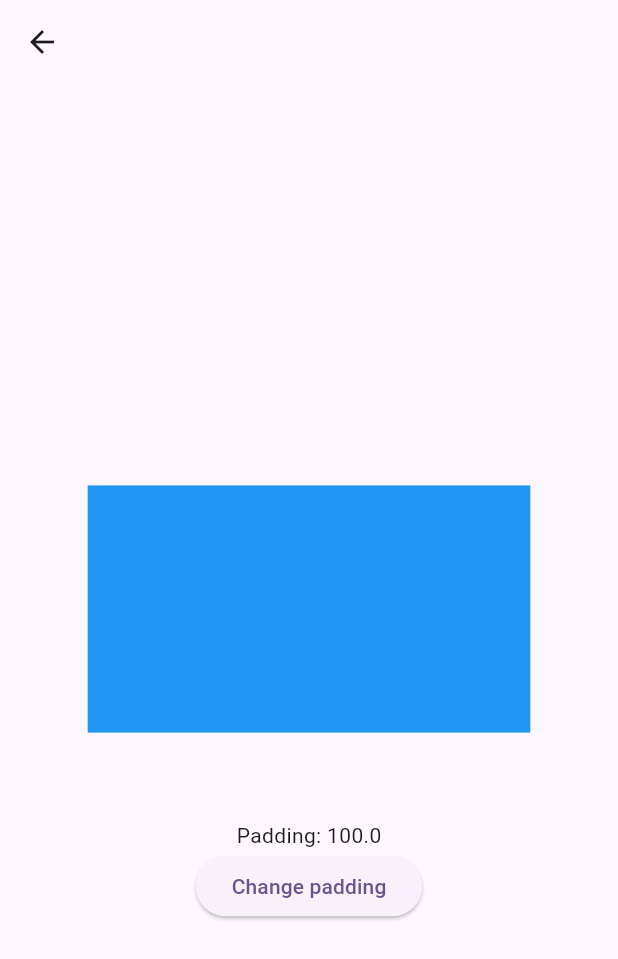
After one commit to OlehChornyi/animations_flutter, a Flutter app: the AnimatedPaddingExample screen opened directly, after a tap on "Change padding", on a phone screen of 412 x 824 dp. The commit adds this screen. Shown: the top 959 px of the screen. Run offline on Flutter 3.47's test engine with Material 3 defaults, Android fonts, the phone set to English and light mode, and no system bars.

Commit message:
7th: animated padding

```diff
--- /dev/null
+++ b/lib/implicit_animations/7_animated_padding.dart
@@ -0,0 +1,49 @@
+import 'package:flutter/material.dart';
+
+//ANIMATED PADDING
+
+class AnimatedPaddingExample extends StatefulWidget {
+  const AnimatedPaddingExample({super.key});
+
+  @override
+  State<AnimatedPaddingExample> createState() => _AnimatedPaddingExampleState();
+}
+
+class _AnimatedPaddingExampleState extends State<AnimatedPaddingExample> {
+  double padValue = 0.0;
+
+  void _updatePadding(double value) {
+    setState(() {
+      padValue = value;
+    });
+  }
+
+  @override
+  Widget build(BuildContext context) {
+    return Scaffold(
+      appBar: AppBar(),
+      body: Column(
+        mainAxisAlignment: MainAxisAlignment.center,
+        children: <Widget>[
+          AnimatedPadding(
+            padding: EdgeInsets.all(padValue),
+            duration: const Duration(seconds: 2),
+            curve: Curves.easeInOut,
+            child: Container(
+              width: MediaQuery.of(context).size.width,
+              height: MediaQuery.of(context).size.height / 5,
+              color: Colors.blue,
+            ),
+          ),
+          Text('Padding: $padValue'),
+          ElevatedButton(
+            child: const Text('Change padding'),
+            onPressed: () {
+              _updatePadding(padValue == 0.0 ? 100.0 : 0.0);
+            },
+          ),
+        ],
+      ),
+    );
+  }
+}
--- a/lib/pages/my_home_page.dart
+++ b/lib/pages/my_home_page.dart
@@ -4,6 +4,7 @@ import 'package:animations_flutter/implicit_animations/3_animated_align.dart';
 import 'package:animations_flutter/implicit_animations/4_animated_scale.dart';
 import 'package:animations_flutter/implicit_animations/5_animated_rotation.dart';
 import 'package:animations_flutter/implicit_animations/6_animated_slide.dart';
+import 'package:animations_flutter/implicit_animations/7_animated_padding.dart';
 import 'package:flutter/material.dart';
 
 class MyHomePage extends StatefulWidget {
@@ -59,6 +60,11 @@ class _MyHomePageState extends State<MyHomePage> {
                   () => navigator(context, const AnimatedSlideExample()),
               child: Text('Animated Slide'),
             ),
+            ElevatedButton(
+              onPressed:
+                  () => navigator(context, const AnimatedPaddingExample()),
+              child: Text('Animated Padding'),
+            ),
           ],
         ),
       ),
```
